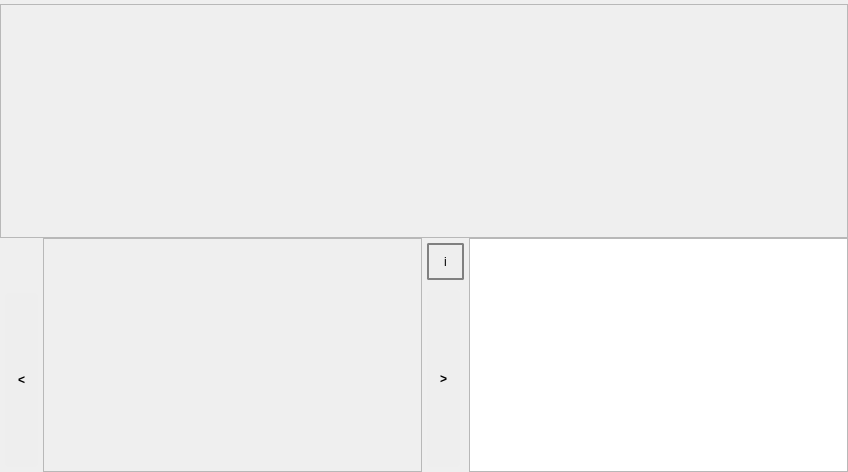
b-lack/qgis-fim-plugin, file fim/gui/fim_dockwidget_base.ui: the form before one commit.
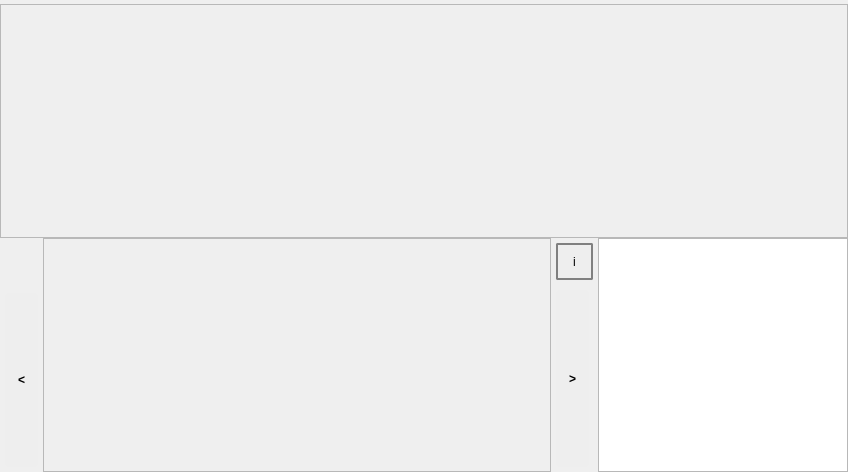
The form after the commit.

The edit to the form file:
```diff
--- a/fim/gui/fim_dockwidget_base.ui
+++ b/fim/gui/fim_dockwidget_base.ui
@@ -18,7 +18,7 @@
   </property>
   <property name="minimumSize">
    <size>
-    <width>600</width>
+    <width>400</width>
     <height>297</height>
    </size>
   </property>
@@ -304,7 +304,7 @@
              <rect>
               <x>0</x>
               <y>0</y>
-              <width>374</width>
+              <width>500</width>
               <height>219</height>
              </rect>
             </property>
@@ -392,7 +392,20 @@
           </layout>
          </item>
          <item>
-          <widget class="QTextBrowser" name="info_browser"/>
+          <widget class="QTextBrowser" name="info_browser">
+           <property name="sizePolicy">
+            <sizepolicy hsizetype="Fixed" vsizetype="Expanding">
+             <horstretch>0</horstretch>
+             <verstretch>0</verstretch>
+            </sizepolicy>
+           </property>
+           <property name="maximumSize">
+            <size>
+             <width>250</width>
+             <height>16777215</height>
+            </size>
+           </property>
+          </widget>
          </item>
         </layout>
        </item>
```
